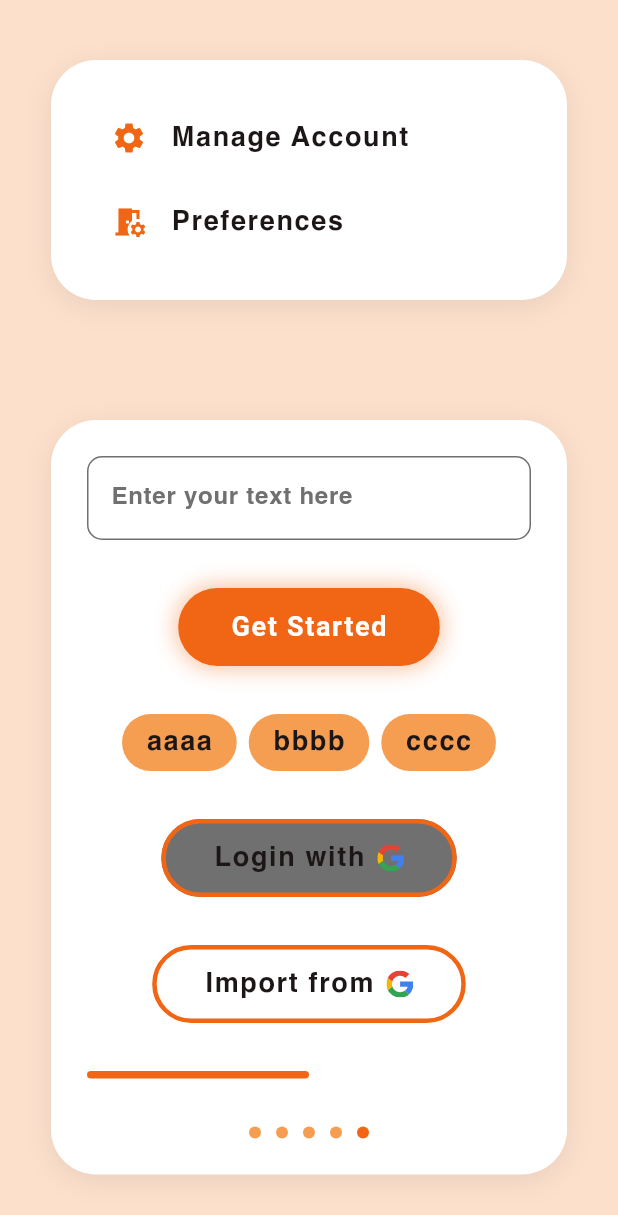
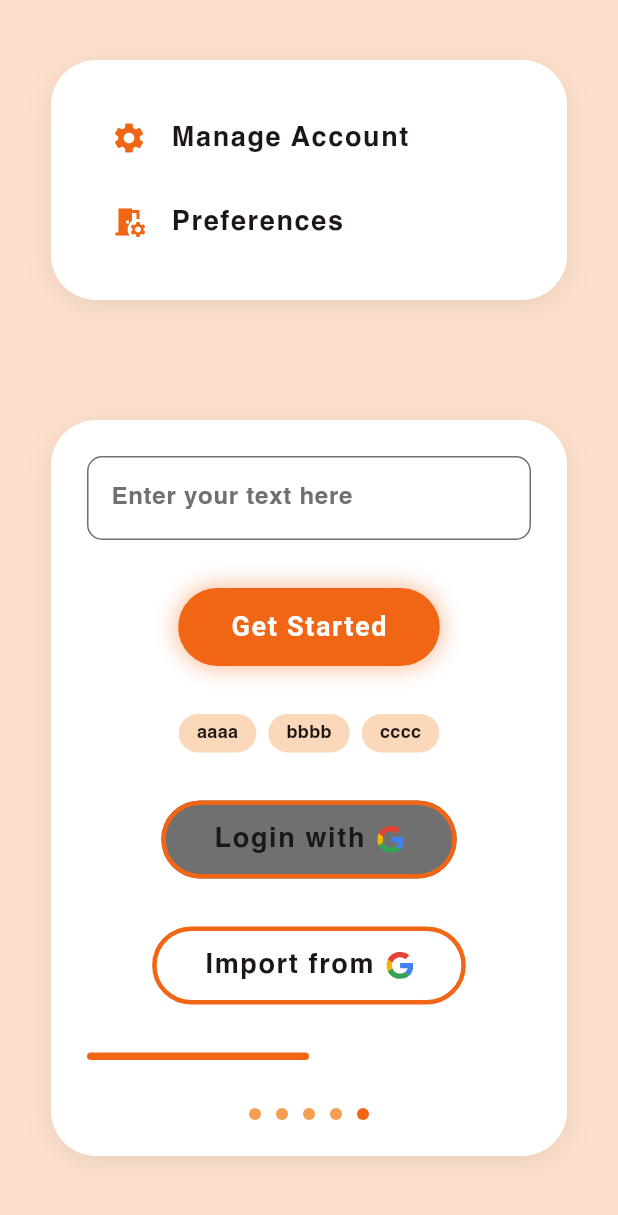
Before and after one commit to shionkorsak/chefoo, a Flutter app: the WidgetTestScreen screen opened directly, on a phone screen of 412 x 824 dp. Shown: the top 1215 px of the screen. Run offline on Flutter 3.47's test engine with Material 3 defaults, Android fonts, the light colour scheme and no system bars; our stand-ins replace cloud_firestore, cloud_functions, firebase_auth, firebase_core, flutter_animate, flutter_dotenv and 8 more; accounts and stored records are empty; project files that could hold a hidden picture were left out.

Commit message:
Update tag.dart & tag_map.dart
You can now change the fontsize of a tag.
Opacity is now 0.4

```diff
--- a/lib/main.dart
+++ b/lib/main.dart
@@ -65,9 +65,7 @@ void main() async {
         ChangeNotifierProvider<CalendarStateProvider>(
           create: (_) => CalendarStateProvider(),
         ),
-        ChangeNotifierProvider(
-          create: (_) => RestaurantProvider(),
-        ),
+        ChangeNotifierProvider(create: (_) => RestaurantProvider()),
         ChangeNotifierProvider<GetStartedProvider>(
           create: (_) => GetStartedProvider(),
         ),
@@ -85,13 +83,14 @@ class MyApp extends StatelessWidget {
 
   @override
   Widget build(BuildContext context) {
-    // final restaurantProvider = Provider.of<RestaurantProvider>(context, listen: false);
+    final restaurantProvider =
+        Provider.of<RestaurantProvider>(context, listen: false);
 
     // location monitoring after app starts
     WidgetsBinding.instance.addPostFrameCallback((_) {
-      final locationService = Provider.of<LocationService>(context, listen: false);
+      final locationService =
+          Provider.of<LocationService>(context, listen: false);
       locationService.startLocationUpdates(context);
-
       try {
         // final done = preload.PreloadService.preloadData(context, restaurantProvider);
       } catch (e) {
@@ -104,19 +103,28 @@ class MyApp extends StatelessWidget {
         navigatorKey: navigatorKey,
         home: AuthGate());
         //home: CalendarScreen());
-        ///Screen names used from file screens.dart
 
-        // routes: {Screens.profile: (_) => const ProfileScreen()},
-        //home: GetStarted());
+
+        // home: AuthGate());
+
+        //home: TestScreen());
+        //home: GetStartedScreen());
+        //home: WidgetTestScreen());
+
+        // home: const SplashScreen());
+        //home: SettingsScreen());
+        //home: MapViewScreen());
+        //home: ProfileScreen());
+        // home: GetStarted());
         // home: WidgetTestScreen());
-        // home: WidgetTestScreen2());
+        //home: WidgetTestScreen2());
     // home: TestScreen());
     // home: GetStartedScreen());
     // home: const SplashScreen());
     // home: SettingsScreen());
     // home: RatingScreen());
     // home: MapViewScreen());
-        // home: MainScreen());/ this testScreen is only to visualize google maps info
+    // this testScreen is only to visualize google maps info
     // which we are importing, and related widgets
   }
 }
--- a/lib/widgets/tags/tag.dart
+++ b/lib/widgets/tags/tag.dart
@@ -5,28 +5,42 @@ class Tag extends StatelessWidget {
   final String label;
   final bool selected;
   final VoidCallback? onTap;
+  final double? fontSize;
 
   const Tag({
     Key? key,
     required this.label,
     this.selected = false,
     this.onTap,
+    this.fontSize,
   }) : super(key: key);
 
   @override
   Widget build(BuildContext context) {
+    final double effectiveFontSize = fontSize ?? AppTextStyles.detail.fontSize!;
+    final EdgeInsetsGeometry effectivePadding = EdgeInsets.symmetric(
+      horizontal: effectiveFontSize * 1.0,
+      vertical: effectiveFontSize * 0.4,
+    );
+
     return GestureDetector(
       onTap: onTap,
       child: Stack(
         alignment: Alignment.center,
         children: [
           Container(
-            padding: const EdgeInsets.symmetric(horizontal: 16, vertical: 8),
+            padding: effectivePadding,
             decoration: BoxDecoration(
-              color: AppColors.secondary,
+              color: AppColors.secondary.withOpacity(0.4),
               borderRadius: kRadius30,
             ),
-            child: Text(label, style: Theme.of(context).textTheme.labelLarge),
+            child: Text(
+              label,
+              style: AppTextStyles.detail.copyWith(
+                color: AppColors.textPrimary,
+                fontSize: effectiveFontSize,
+              ),
+            ),
           ),
           if (selected)
             Positioned.fill(
@@ -35,7 +49,7 @@ class Tag extends StatelessWidget {
                   borderRadius: kRadius30,
                   border: Border.all(
                     color: AppColors.primary,
-                    width: 3,
+                    width: effectiveFontSize * 0.2,
                   ),
                 ),
               ),
--- a/lib/widgets/tags/tag_map.dart
+++ b/lib/widgets/tags/tag_map.dart
@@ -4,12 +4,14 @@ import 'package:chefoo/widgets/tags/tag.dart';
 class TagMap extends StatefulWidget {
   final List<String> tags;
   final void Function(List<String>)? onSelectionChanged;
+  final double? fontSize;
 
   const TagMap({
     Key? key,
     required this.tags,
-    this.onSelectionChanged
-    }) : super(key: key);
+    this.onSelectionChanged,
+    this.fontSize,
+  }) : super(key: key);
 
   @override
   State<TagMap> createState() => _TagMapState();
@@ -32,11 +34,11 @@ class _TagMapState extends State<TagMap> {
       selectedTags[tag] = !(selectedTags[tag] ?? false);
     });
 
-    if(widget.onSelectionChanged != null) {
+    if (widget.onSelectionChanged != null) {
       final selected = selectedTags.entries
-        .where((entry) => entry.value)
-        .map((entry) => entry.key)
-        .toList();
+          .where((entry) => entry.value)
+          .map((entry) => entry.key)
+          .toList();
       widget.onSelectionChanged!(selected);
     }
   }
@@ -51,6 +53,7 @@ class _TagMapState extends State<TagMap> {
           label: tag,
           selected: selectedTags[tag] ?? false,
           onTap: () => _onTagTapped(tag),
+          fontSize: widget.fontSize, // Pass fontSize here
         );
       }).toList(),
     );
```
Lines whose indentation alone changed are shown as unchanged.
